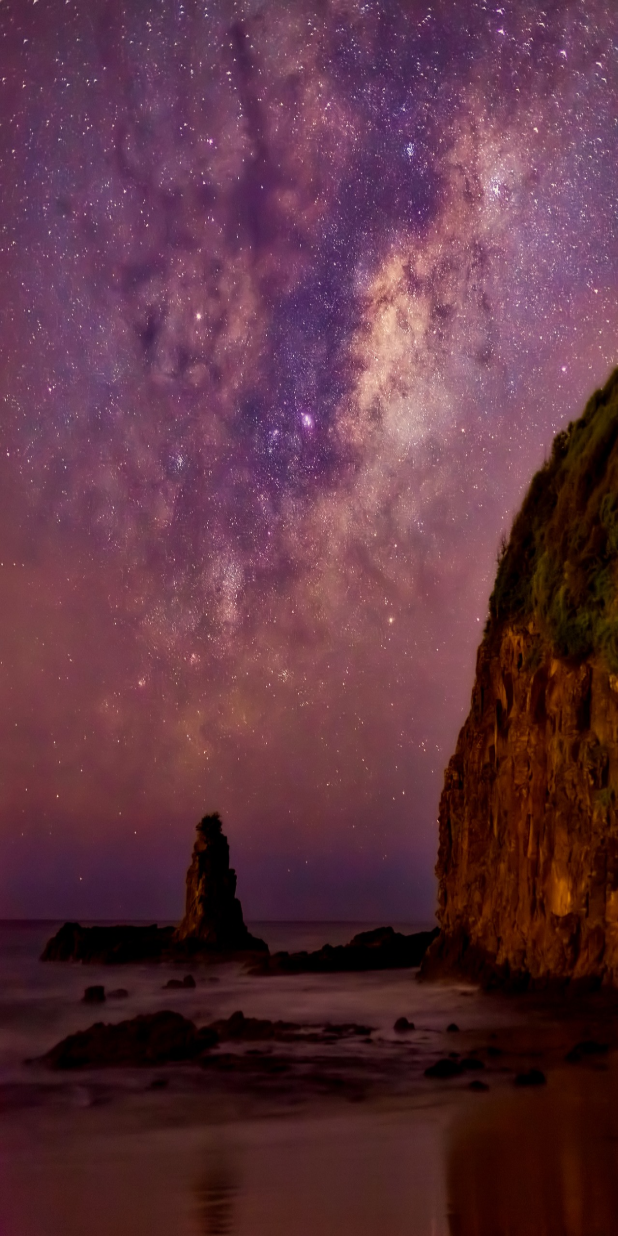
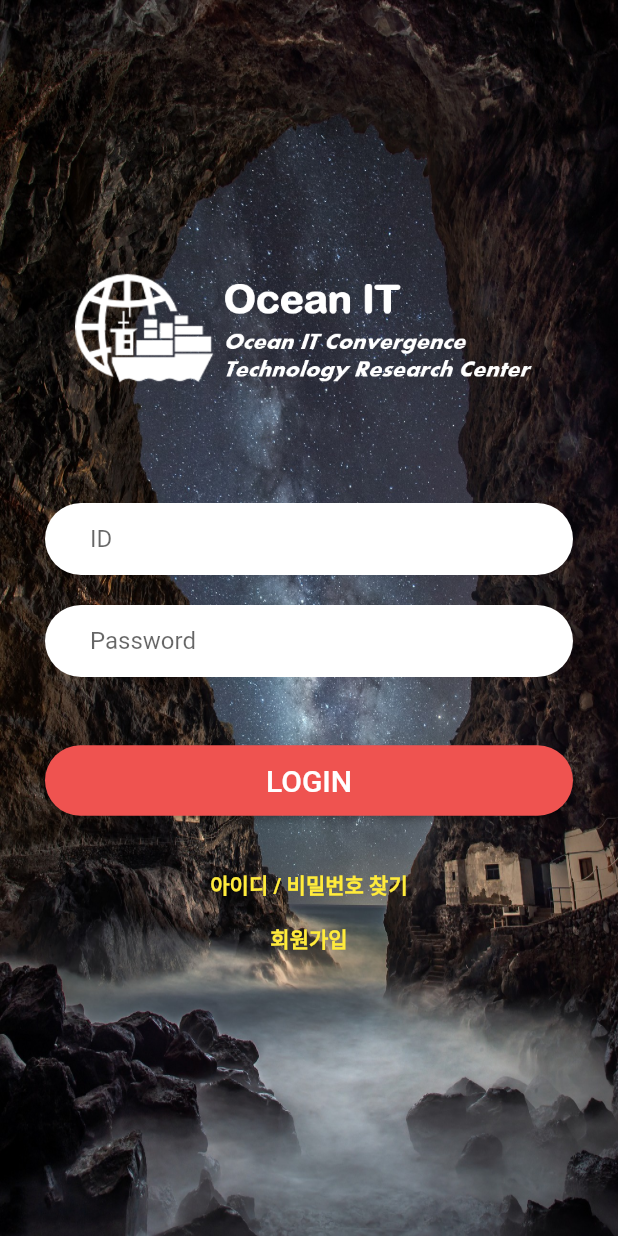
Before and after one commit to Deuk-Hoi/Hoseo_OceanIT_Renewal-Flutter, a Flutter app: the LoginPage screen opened directly, on a phone screen of 412 x 824 dp. Run offline on Flutter 3.47's test engine with Material 2 defaults, Android fonts, the phone set to English and light mode, and no system bars; missing offline and left inert: marquee_widget; network calls fail; Roboto replaces fonts that are missing (HangeulNuri).

Commit message:
Login complite, Add Widget Id, password, btn

```diff
--- a/lib/login.dart
+++ b/lib/login.dart
@@ -3,6 +3,115 @@ import 'package:flutter/material.dart';
 class LoginPage extends StatefulWidget {
   @override
   _LoginPageState createState() => _LoginPageState();
+}
+
+Widget _backgroundImage() {
+  return Container(
+    width: double.infinity,
+    height: double.infinity,
+    child: Image.asset(
+      'assets/login.jpg',
+      fit: BoxFit.fill,
+      width: double.infinity,
+      height: double.infinity,
+    ),
+  );
+}
+
+Widget _logo() {
+  return Container(
+    margin: EdgeInsets.only(left: 50.0, right: 50.0, bottom: 60.0),
+    alignment: Alignment.topCenter,
+    child: Image.asset(
+      'assets/logo.png',
+      fit: BoxFit.fill,
+    ),
+  );
+}
+
+Widget _idForm() {
+  return Container(
+      margin: EdgeInsets.symmetric(vertical: 10.0, horizontal: 30.0),
+      alignment: Alignment.bottomCenter,
+      child: TextField(
+        decoration: InputDecoration(
+          border: OutlineInputBorder(
+              borderRadius: BorderRadius.circular(30),
+              borderSide: BorderSide.none),
+          filled: true,
+          fillColor: Colors.white,
+          contentPadding:
+              EdgeInsets.symmetric(horizontal: 30.0, vertical: 10.0),
+          hintText: "ID",
+        ),
+      ));
+}
+
+Widget _passForm() {
+  return Container(
+      margin: EdgeInsets.symmetric(vertical: 10.0, horizontal: 30.0),
+      alignment: Alignment.bottomCenter,
+      child: TextField(
+        decoration: InputDecoration(
+          border: OutlineInputBorder(
+              borderRadius: BorderRadius.circular(30),
+              borderSide: BorderSide.none),
+          filled: true,
+          fillColor: Colors.white,
+          hoverColor: Colors.white,
+          contentPadding:
+              EdgeInsets.symmetric(horizontal: 30.0, vertical: 10.0),
+          hintText: "Password",
+        ),
+        obscureText: true,
+      ));
+}
+
+Widget _loginBtn() {
+  return Container(
+    margin: EdgeInsets.symmetric(vertical: 35.0, horizontal: 30.0),
+    width: double.infinity,
+    child: RaisedButton(
+      color: Colors.red[400],
+      padding: EdgeInsets.symmetric(horizontal: 20.0, vertical: 12.0),
+      shape:
+          RoundedRectangleBorder(borderRadius: new BorderRadius.circular(30)),
+      onPressed: () {},
+      child: Text(
+        "LOGIN",
+        style: TextStyle(fontSize: 20.0, color: Colors.white),
+      ),
+    ),
+  );
+}
+
+Widget _findIdPass() {
+  return Container(
+      child: InkWell(
+    child: Text(
+      "아이디 / 비밀번호 찾기",
+      style: TextStyle(
+          color: Colors.yellow,
+          fontFamily: "HangeulNuri",
+          fontWeight: FontWeight.bold),
+    ),
+    onTap: () => print("hello"),
+  ));
+}
+
+Widget _signUp() {
+  return Container(
+      margin: EdgeInsets.symmetric(vertical: 15.0),
+      child: InkWell(
+        child: Text(
+          "회원가입",
+          style: TextStyle(
+              color: Colors.yellow,
+              fontFamily: "HangeulNuri",
+              fontWeight: FontWeight.bold),
+        ),
+        onTap: () => print("world"),
+      ));
 }
 
 class _LoginPageState extends State<LoginPage> {
@@ -11,16 +120,18 @@ class _LoginPageState extends State<LoginPage> {
     return Scaffold(
       body: Stack(
         children: <Widget>[
-          Container(
-            width: double.infinity,
-            height: double.infinity,
-            child: Image.asset(
-              'assets/login2.jpg',
-              fit: BoxFit.fill,
-              width: double.infinity,
-              height: double.infinity,
-            ),
-          )
+          _backgroundImage(),
+          Column(
+            mainAxisAlignment: MainAxisAlignment.center,
+            children: [
+              _logo(),
+              _idForm(),
+              _passForm(),
+              _loginBtn(),
+              _findIdPass(),
+              _signUp(),
+            ],
+          ),
         ],
       ),
     );
```
Also changed, not shown: assets/login2.jpg, assets/login3.png (added), assets/logo.png (added), assets/logo2.png (added), 1 other file.
